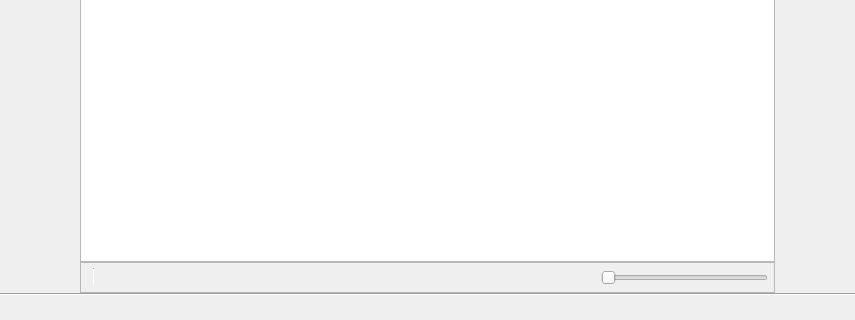
Qt form ui/main_window.ui (javier-rojo-ramos/arca) before a commit; both pictures show x 144 to 999 and y 430 to 750 of the 1200 by 750 pixel window.
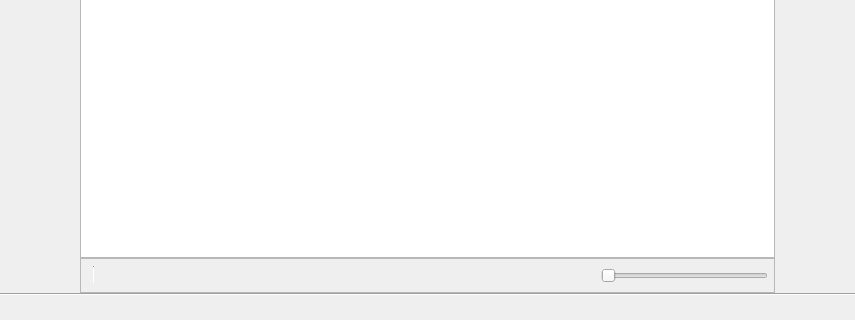
The same form after that commit. Custom widgets are drawn as their Qt base class.

Diff of the .ui file:
```diff
--- a/ui/main_window.ui
+++ b/ui/main_window.ui
@@ -397,7 +397,7 @@
             <property name="minimumSize">
              <size>
               <width>0</width>
-              <height>31</height>
+              <height>35</height>
              </size>
             </property>
             <property name="frameShape">
```
